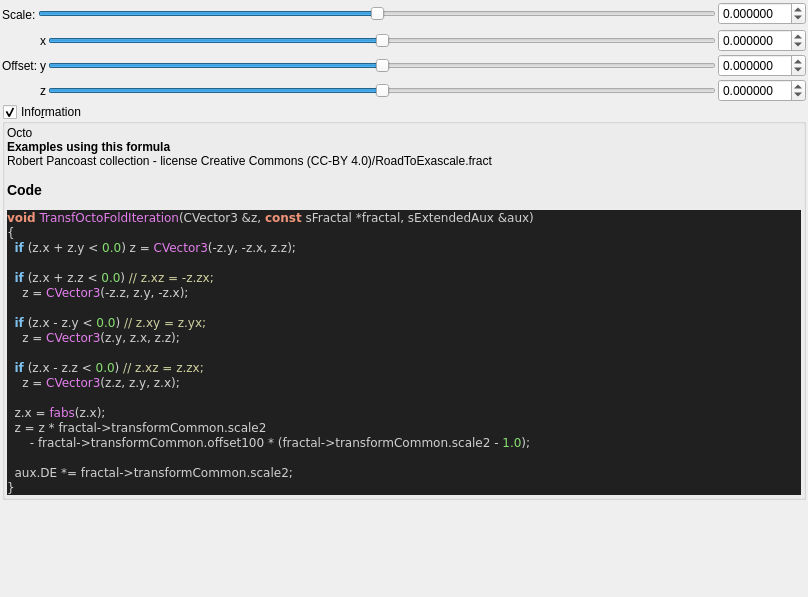
This is mandelbulber2/formula/ui/fractal_transf_octo_fold.ui in buddhi1980/mandelbulber2 as Qt 5 draws it before an edit. The edited form follows.
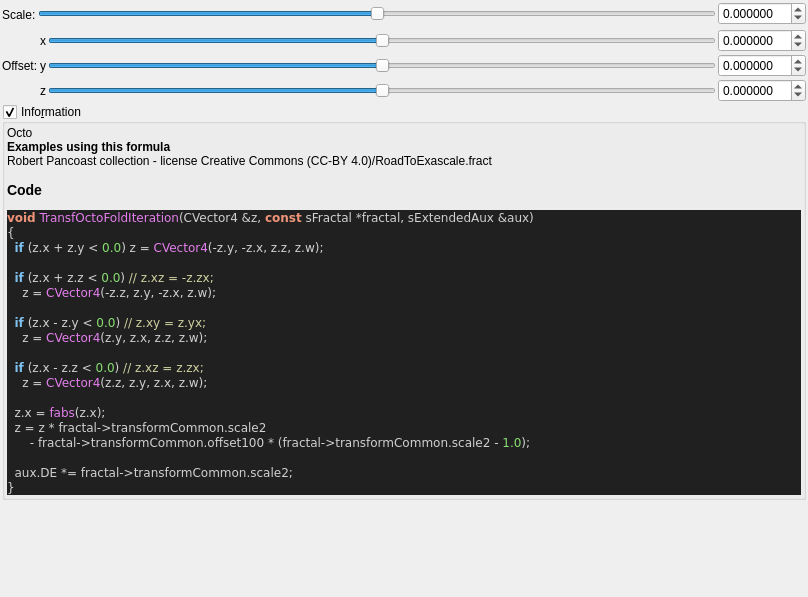
This is the edited form. Custom widgets are drawn as their Qt base class.

Patch:
```diff
--- a/mandelbulber2/formula/ui/fractal_transf_octo_fold.ui
+++ b/mandelbulber2/formula/ui/fractal_transf_octo_fold.ui
@@ -315,18 +315,18 @@
 &lt;/table&gt;
 &lt;br&gt;&lt;b&gt;Examples using this formula&lt;/b&gt;&lt;br&gt;Robert Pancoast collection - license Creative Commons (CC-BY 4.0)/RoadToExascale.fract&lt;h3&gt;Code&lt;/h3&gt;
 &lt;body style=&quot;background-color:#202020&quot;&gt;
-&lt;pre style=&quot;color:#d0d0d0; background-color:#202020;  font-family:'Courier New',monospace;&quot;&gt;&lt;span style=&quot;color:#f09479; font-weight:bold&quot;&gt;void&lt;/span&gt; &lt;span style=&quot;color:#e47eed&quot;&gt;TransfOctoFoldIteration&lt;/span&gt;&lt;span style=&quot;color:#d0d0d0&quot;&gt;(&lt;/span&gt;CVector3 &lt;span style=&quot;color:#d0d0d0&quot;&gt;&amp;amp;&lt;/span&gt;z&lt;span style=&quot;color:#d0d0d0&quot;&gt;,&lt;/span&gt; &lt;span style=&quot;color:#f09479; font-weight:bold&quot;&gt;const&lt;/span&gt; sFractal &lt;span style=&quot;color:#d0d0d0&quot;&gt;*&lt;/span&gt;fractal&lt;span style=&quot;color:#d0d0d0&quot;&gt;,&lt;/span&gt; sExtendedAux &lt;span style=&quot;color:#d0d0d0&quot;&gt;&amp;amp;&lt;/span&gt;aux&lt;span style=&quot;color:#d0d0d0&quot;&gt;)&lt;/span&gt;
+&lt;pre style=&quot;color:#d0d0d0; background-color:#202020;  font-family:'Courier New',monospace;&quot;&gt;&lt;span style=&quot;color:#f09479; font-weight:bold&quot;&gt;void&lt;/span&gt; &lt;span style=&quot;color:#e47eed&quot;&gt;TransfOctoFoldIteration&lt;/span&gt;&lt;span style=&quot;color:#d0d0d0&quot;&gt;(&lt;/span&gt;CVector4 &lt;span style=&quot;color:#d0d0d0&quot;&gt;&amp;amp;&lt;/span&gt;z&lt;span style=&quot;color:#d0d0d0&quot;&gt;,&lt;/span&gt; &lt;span style=&quot;color:#f09479; font-weight:bold&quot;&gt;const&lt;/span&gt; sFractal &lt;span style=&quot;color:#d0d0d0&quot;&gt;*&lt;/span&gt;fractal&lt;span style=&quot;color:#d0d0d0&quot;&gt;,&lt;/span&gt; sExtendedAux &lt;span style=&quot;color:#d0d0d0&quot;&gt;&amp;amp;&lt;/span&gt;aux&lt;span style=&quot;color:#d0d0d0&quot;&gt;)&lt;/span&gt;
 &lt;span style=&quot;color:#d0d0d0&quot;&gt;{&lt;/span&gt;
-  &lt;span style=&quot;color:#7ec0ee; font-weight:bold&quot;&gt;if&lt;/span&gt; &lt;span style=&quot;color:#d0d0d0&quot;&gt;(&lt;/span&gt;z&lt;span style=&quot;color:#d0d0d0&quot;&gt;.&lt;/span&gt;x &lt;span style=&quot;color:#d0d0d0&quot;&gt;+&lt;/span&gt; z&lt;span style=&quot;color:#d0d0d0&quot;&gt;.&lt;/span&gt;y &lt;span style=&quot;color:#d0d0d0&quot;&gt;&amp;lt;&lt;/span&gt; &lt;span style=&quot;color:#87df71&quot;&gt;0.0&lt;/span&gt;&lt;span style=&quot;color:#d0d0d0&quot;&gt;)&lt;/span&gt; z &lt;span style=&quot;color:#d0d0d0&quot;&gt;=&lt;/span&gt; &lt;span style=&quot;color:#e47eed&quot;&gt;CVector3&lt;/span&gt;&lt;span style=&quot;color:#d0d0d0&quot;&gt;(-&lt;/span&gt;z&lt;span style=&quot;color:#d0d0d0&quot;&gt;.&lt;/span&gt;y&lt;span style=&quot;color:#d0d0d0&quot;&gt;, -&lt;/span&gt;z&lt;span style=&quot;color:#d0d0d0&quot;&gt;.&lt;/span&gt;x&lt;span style=&quot;color:#d0d0d0&quot;&gt;,&lt;/span&gt; z&lt;span style=&quot;color:#d0d0d0&quot;&gt;.&lt;/span&gt;z&lt;span style=&quot;color:#d0d0d0&quot;&gt;);&lt;/span&gt;
+  &lt;span style=&quot;color:#7ec0ee; font-weight:bold&quot;&gt;if&lt;/span&gt; &lt;span style=&quot;color:#d0d0d0&quot;&gt;(&lt;/span&gt;z&lt;span style=&quot;color:#d0d0d0&quot;&gt;.&lt;/span&gt;x &lt;span style=&quot;color:#d0d0d0&quot;&gt;+&lt;/span&gt; z&lt;span style=&quot;color:#d0d0d0&quot;&gt;.&lt;/span&gt;y &lt;span style=&quot;color:#d0d0d0&quot;&gt;&amp;lt;&lt;/span&gt; &lt;span style=&quot;color:#87df71&quot;&gt;0.0&lt;/span&gt;&lt;span style=&quot;color:#d0d0d0&quot;&gt;)&lt;/span&gt; z &lt;span style=&quot;color:#d0d0d0&quot;&gt;=&lt;/span&gt; &lt;span style=&quot;color:#e47eed&quot;&gt;CVector4&lt;/span&gt;&lt;span style=&quot;color:#d0d0d0&quot;&gt;(-&lt;/span&gt;z&lt;span style=&quot;color:#d0d0d0&quot;&gt;.&lt;/span&gt;y&lt;span style=&quot;color:#d0d0d0&quot;&gt;, -&lt;/span&gt;z&lt;span style=&quot;color:#d0d0d0&quot;&gt;.&lt;/span&gt;x&lt;span style=&quot;color:#d0d0d0&quot;&gt;,&lt;/span&gt; z&lt;span style=&quot;color:#d0d0d0&quot;&gt;.&lt;/span&gt;z&lt;span style=&quot;color:#d0d0d0&quot;&gt;,&lt;/span&gt; z&lt;span style=&quot;color:#d0d0d0&quot;&gt;.&lt;/span&gt;w&lt;span style=&quot;color:#d0d0d0&quot;&gt;);&lt;/span&gt;
 
   &lt;span style=&quot;color:#7ec0ee; font-weight:bold&quot;&gt;if&lt;/span&gt; &lt;span style=&quot;color:#d0d0d0&quot;&gt;(&lt;/span&gt;z&lt;span style=&quot;color:#d0d0d0&quot;&gt;.&lt;/span&gt;x &lt;span style=&quot;color:#d0d0d0&quot;&gt;+&lt;/span&gt; z&lt;span style=&quot;color:#d0d0d0&quot;&gt;.&lt;/span&gt;z &lt;span style=&quot;color:#d0d0d0&quot;&gt;&amp;lt;&lt;/span&gt; &lt;span style=&quot;color:#87df71&quot;&gt;0.0&lt;/span&gt;&lt;span style=&quot;color:#d0d0d0&quot;&gt;)&lt;/span&gt; &lt;span style=&quot;color:#d0d0a0&quot;&gt;// z.xz = -z.zx;&lt;/span&gt;
-    z &lt;span style=&quot;color:#d0d0d0&quot;&gt;=&lt;/span&gt; &lt;span style=&quot;color:#e47eed&quot;&gt;CVector3&lt;/span&gt;&lt;span style=&quot;color:#d0d0d0&quot;&gt;(-&lt;/span&gt;z&lt;span style=&quot;color:#d0d0d0&quot;&gt;.&lt;/span&gt;z&lt;span style=&quot;color:#d0d0d0&quot;&gt;,&lt;/span&gt; z&lt;span style=&quot;color:#d0d0d0&quot;&gt;.&lt;/span&gt;y&lt;span style=&quot;color:#d0d0d0&quot;&gt;, -&lt;/span&gt;z&lt;span style=&quot;color:#d0d0d0&quot;&gt;.&lt;/span&gt;x&lt;span style=&quot;color:#d0d0d0&quot;&gt;);&lt;/span&gt;
+    z &lt;span style=&quot;color:#d0d0d0&quot;&gt;=&lt;/span&gt; &lt;span style=&quot;color:#e47eed&quot;&gt;CVector4&lt;/span&gt;&lt;span style=&quot;color:#d0d0d0&quot;&gt;(-&lt;/span&gt;z&lt;span style=&quot;color:#d0d0d0&quot;&gt;.&lt;/span&gt;z&lt;span style=&quot;color:#d0d0d0&quot;&gt;,&lt;/span&gt; z&lt;span style=&quot;color:#d0d0d0&quot;&gt;.&lt;/span&gt;y&lt;span style=&quot;color:#d0d0d0&quot;&gt;, -&lt;/span&gt;z&lt;span style=&quot;color:#d0d0d0&quot;&gt;.&lt;/span&gt;x&lt;span style=&quot;color:#d0d0d0&quot;&gt;,&lt;/span&gt; z&lt;span style=&quot;color:#d0d0d0&quot;&gt;.&lt;/span&gt;w&lt;span style=&quot;color:#d0d0d0&quot;&gt;);&lt;/span&gt;
 
   &lt;span style=&quot;color:#7ec0ee; font-weight:bold&quot;&gt;if&lt;/span&gt; &lt;span style=&quot;color:#d0d0d0&quot;&gt;(&lt;/span&gt;z&lt;span style=&quot;color:#d0d0d0&quot;&gt;.&lt;/span&gt;x &lt;span style=&quot;color:#d0d0d0&quot;&gt;-&lt;/span&gt; z&lt;span style=&quot;color:#d0d0d0&quot;&gt;.&lt;/span&gt;y &lt;span style=&quot;color:#d0d0d0&quot;&gt;&amp;lt;&lt;/span&gt; &lt;span style=&quot;color:#87df71&quot;&gt;0.0&lt;/span&gt;&lt;span style=&quot;color:#d0d0d0&quot;&gt;)&lt;/span&gt; &lt;span style=&quot;color:#d0d0a0&quot;&gt;// z.xy = z.yx;&lt;/span&gt;
-    z &lt;span style=&quot;color:#d0d0d0&quot;&gt;=&lt;/span&gt; &lt;span style=&quot;color:#e47eed&quot;&gt;CVector3&lt;/span&gt;&lt;span style=&quot;color:#d0d0d0&quot;&gt;(&lt;/span&gt;z&lt;span style=&quot;color:#d0d0d0&quot;&gt;.&lt;/span&gt;y&lt;span style=&quot;color:#d0d0d0&quot;&gt;,&lt;/span&gt; z&lt;span style=&quot;color:#d0d0d0&quot;&gt;.&lt;/span&gt;x&lt;span style=&quot;color:#d0d0d0&quot;&gt;,&lt;/span&gt; z&lt;span style=&quot;color:#d0d0d0&quot;&gt;.&lt;/span&gt;z&lt;span style=&quot;color:#d0d0d0&quot;&gt;);&lt;/span&gt;
+    z &lt;span style=&quot;color:#d0d0d0&quot;&gt;=&lt;/span&gt; &lt;span style=&quot;color:#e47eed&quot;&gt;CVector4&lt;/span&gt;&lt;span style=&quot;color:#d0d0d0&quot;&gt;(&lt;/span&gt;z&lt;span style=&quot;color:#d0d0d0&quot;&gt;.&lt;/span&gt;y&lt;span style=&quot;color:#d0d0d0&quot;&gt;,&lt;/span&gt; z&lt;span style=&quot;color:#d0d0d0&quot;&gt;.&lt;/span&gt;x&lt;span style=&quot;color:#d0d0d0&quot;&gt;,&lt;/span&gt; z&lt;span style=&quot;color:#d0d0d0&quot;&gt;.&lt;/span&gt;z&lt;span style=&quot;color:#d0d0d0&quot;&gt;,&lt;/span&gt; z&lt;span style=&quot;color:#d0d0d0&quot;&gt;.&lt;/span&gt;w&lt;span style=&quot;color:#d0d0d0&quot;&gt;);&lt;/span&gt;
 
   &lt;span style=&quot;color:#7ec0ee; font-weight:bold&quot;&gt;if&lt;/span&gt; &lt;span style=&quot;color:#d0d0d0&quot;&gt;(&lt;/span&gt;z&lt;span style=&quot;color:#d0d0d0&quot;&gt;.&lt;/span&gt;x &lt;span style=&quot;color:#d0d0d0&quot;&gt;-&lt;/span&gt; z&lt;span style=&quot;color:#d0d0d0&quot;&gt;.&lt;/span&gt;z &lt;span style=&quot;color:#d0d0d0&quot;&gt;&amp;lt;&lt;/span&gt; &lt;span style=&quot;color:#87df71&quot;&gt;0.0&lt;/span&gt;&lt;span style=&quot;color:#d0d0d0&quot;&gt;)&lt;/span&gt; &lt;span style=&quot;color:#d0d0a0&quot;&gt;// z.xz = z.zx;&lt;/span&gt;
-    z &lt;span style=&quot;color:#d0d0d0&quot;&gt;=&lt;/span&gt; &lt;span style=&quot;color:#e47eed&quot;&gt;CVector3&lt;/span&gt;&lt;span style=&quot;color:#d0d0d0&quot;&gt;(&lt;/span&gt;z&lt;span style=&quot;color:#d0d0d0&quot;&gt;.&lt;/span&gt;z&lt;span style=&quot;color:#d0d0d0&quot;&gt;,&lt;/span&gt; z&lt;span style=&quot;color:#d0d0d0&quot;&gt;.&lt;/span&gt;y&lt;span style=&quot;color:#d0d0d0&quot;&gt;,&lt;/span&gt; z&lt;span style=&quot;color:#d0d0d0&quot;&gt;.&lt;/span&gt;x&lt;span style=&quot;color:#d0d0d0&quot;&gt;);&lt;/span&gt;
+    z &lt;span style=&quot;color:#d0d0d0&quot;&gt;=&lt;/span&gt; &lt;span style=&quot;color:#e47eed&quot;&gt;CVector4&lt;/span&gt;&lt;span style=&quot;color:#d0d0d0&quot;&gt;(&lt;/span&gt;z&lt;span style=&quot;color:#d0d0d0&quot;&gt;.&lt;/span&gt;z&lt;span style=&quot;color:#d0d0d0&quot;&gt;,&lt;/span&gt; z&lt;span style=&quot;color:#d0d0d0&quot;&gt;.&lt;/span&gt;y&lt;span style=&quot;color:#d0d0d0&quot;&gt;,&lt;/span&gt; z&lt;span style=&quot;color:#d0d0d0&quot;&gt;.&lt;/span&gt;x&lt;span style=&quot;color:#d0d0d0&quot;&gt;,&lt;/span&gt; z&lt;span style=&quot;color:#d0d0d0&quot;&gt;.&lt;/span&gt;w&lt;span style=&quot;color:#d0d0d0&quot;&gt;);&lt;/span&gt;
 
   z&lt;span style=&quot;color:#d0d0d0&quot;&gt;.&lt;/span&gt;x &lt;span style=&quot;color:#d0d0d0&quot;&gt;=&lt;/span&gt; &lt;span style=&quot;color:#e47eed&quot;&gt;fabs&lt;/span&gt;&lt;span style=&quot;color:#d0d0d0&quot;&gt;(&lt;/span&gt;z&lt;span style=&quot;color:#d0d0d0&quot;&gt;.&lt;/span&gt;x&lt;span style=&quot;color:#d0d0d0&quot;&gt;);&lt;/span&gt;
   z &lt;span style=&quot;color:#d0d0d0&quot;&gt;=&lt;/span&gt; z &lt;span style=&quot;color:#d0d0d0&quot;&gt;*&lt;/span&gt; fractal&lt;span style=&quot;color:#d0d0d0&quot;&gt;-&amp;gt;&lt;/span&gt;transformCommon&lt;span style=&quot;color:#d0d0d0&quot;&gt;.&lt;/span&gt;scale2
```
